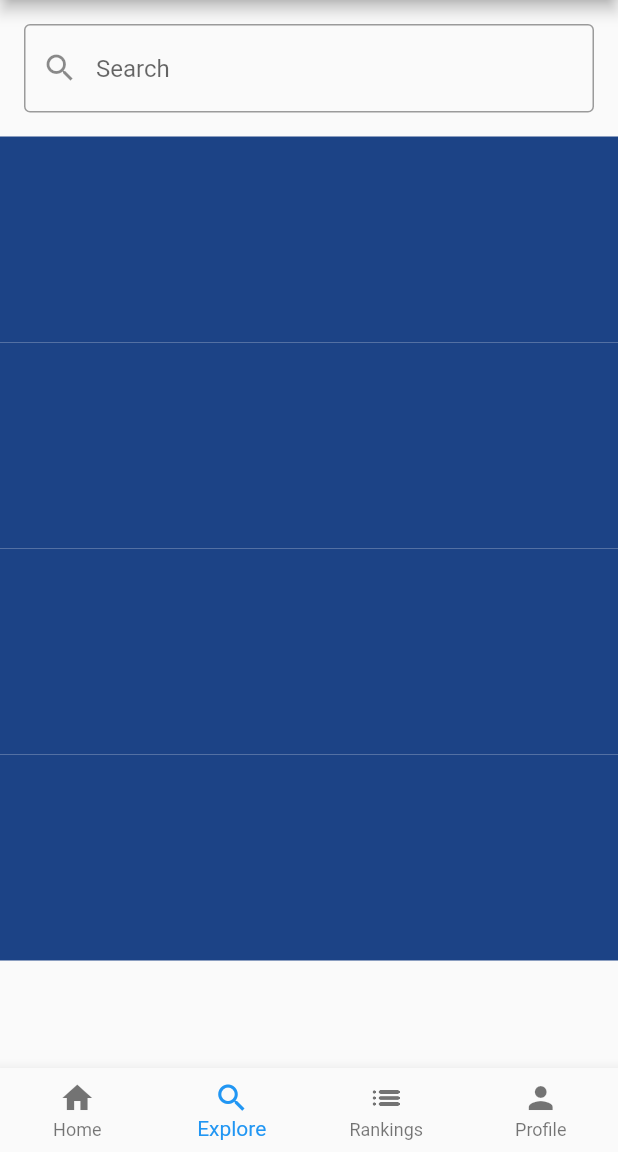
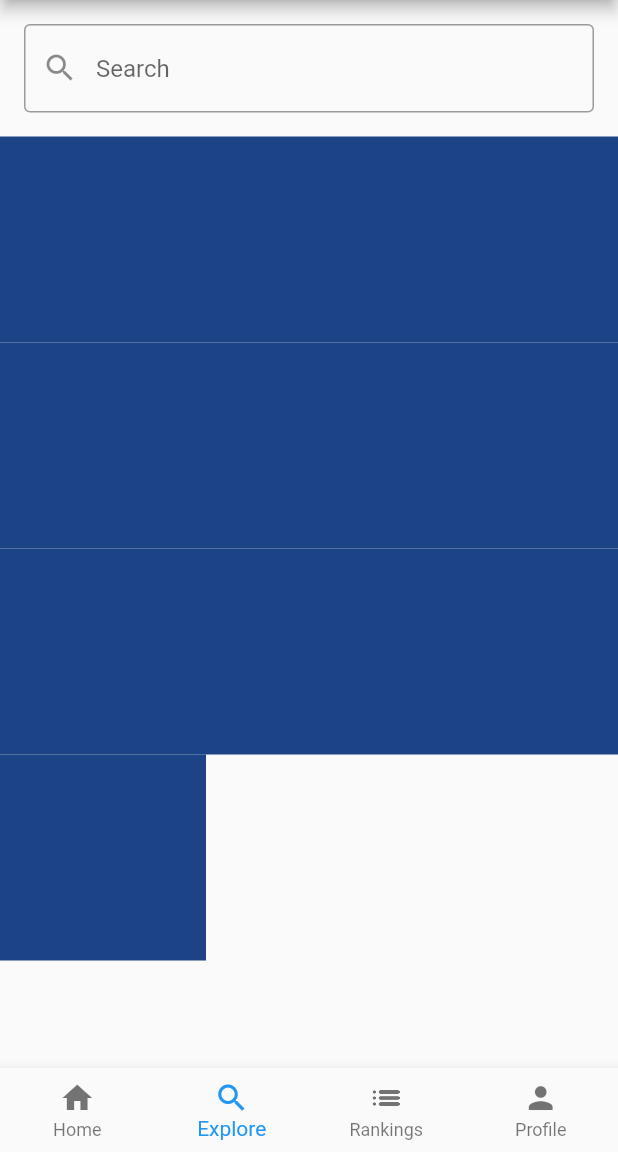
Before and after one commit to christiantobin/Social-Media-App, a Flutter app: the HomePage screen opened by its route, item 2 of the bottom bar chosen, on a phone screen of 412 x 824 dp, the part 84-1236 px from its top. Run offline on Flutter 3.47's test engine with Material 2 defaults, Android fonts, the phone set to English and light mode, and no system bars.

Commit message:
Update explore content view

```diff
--- a/lib/homeContent/exploreContent.dart
+++ b/lib/homeContent/exploreContent.dart
@@ -1,6 +1,8 @@
 import 'dart:math';
 
 import 'package:flutter/material.dart';
+
+import 'rankDetails/detailedViewPage.dart';
 
 class ExploreContent extends StatelessWidget {
   @override
@@ -20,16 +22,26 @@ class ExploreContent extends StatelessWidget {
         Expanded(
             child: GridView.builder(
           gridDelegate: SliverGridDelegateWithFixedCrossAxisCount(
-              crossAxisCount: 3, // Number of columns
+            crossAxisCount: 3,
           ),
-            itemCount: 12, // Replace with actual item count
+          itemCount: 10,
           itemBuilder: (context, index) {
-              return Container(
-                color: _getRandomColor(), // Use a random color for each item
+            return GestureDetector(
+              onTap: () {
+                Navigator.push(
+                  context,
+                  MaterialPageRoute(
+                    builder: (context) =>
+                        DetailedViewPage(), // Navigate to DetailedViewPage
+                  ),
                 );
               },
+              child: Container(
+                color: _getRandomColor(),
               ),
-        ),
+            );
+          },
+        ))
       ],
     );
   }
```
Also changed, not shown: lib/homeContent/detailedViewPage.dart (renamed from lib/homeContent/rankDetails/detailedViewPage.dart). Lines whose indentation alone changed are shown as unchanged.
